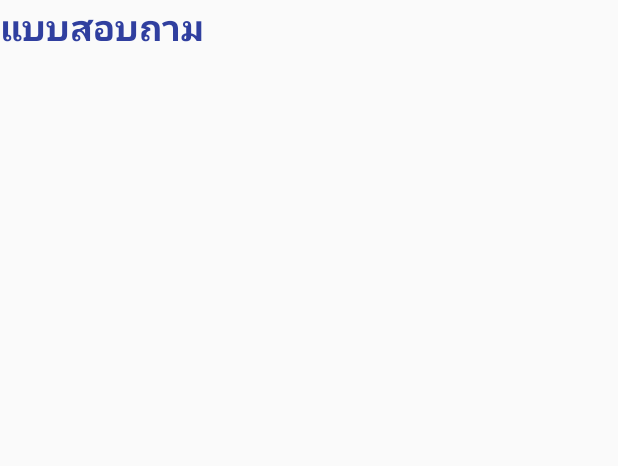
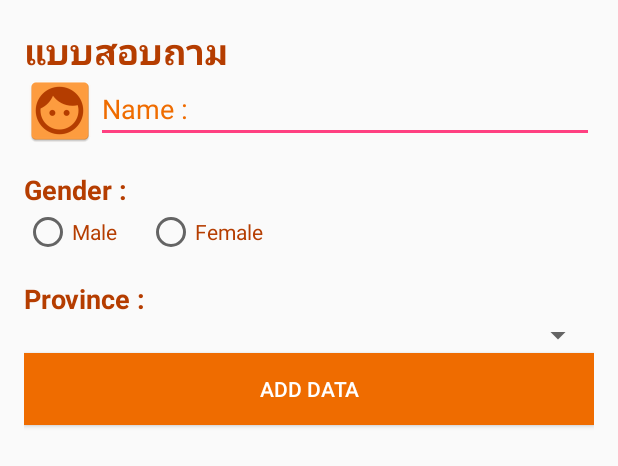
Before and after one commit to masterUNG/EasyForm, an Android app: the layout fragment_main.xml on its own in the app's theme, with its tools: preview values and no code run, on a phone screen of 412 x 824 dp. Shown: the top 466 px of the screen. Run offline under Robolectric (Android 15) with nearby library versions, the phone set to English and light mode, and no system bars.

Commit message:
Design UI Main OK

```diff
--- a/app/src/main/res/layout/fragment_main.xml
+++ b/app/src/main/res/layout/fragment_main.xml
@@ -1,29 +1,94 @@
 <?xml version="1.0" encoding="utf-8"?>
 <LinearLayout xmlns:android="http://schemas.android.com/apk/res/android"
-    android:orientation="vertical" android:layout_width="match_parent"
-    android:layout_height="match_parent">
+    android:layout_width="match_parent"
+    android:layout_height="match_parent"
+    android:padding="@dimen/padding"
+    android:orientation="vertical">
 
     <TextView
+        android:layout_width="wrap_content"
+        android:layout_height="wrap_content"
+        android:text="@string/form"
         android:textColor="@color/colorPrimaryDark"
-        android:textStyle="bold"
         android:textSize="@dimen/h1"
-        android:text="@string/form"
-        android:layout_width="wrap_content"
-        android:layout_height="wrap_content" />
+        android:textStyle="bold" />
 
     <!--Name-->
     <LinearLayout
+        android:layout_width="match_parent"
+        android:layout_height="wrap_content"
+        android:orientation="horizontal">
+
+        <!--Icon-->
+        <ImageView
+            android:layout_width="wrap_content"
+            android:layout_height="wrap_content"
+            android:src="@mipmap/ic_name" />
+
+        <!--Name-->
+        <EditText
+            android:layout_width="match_parent"
+            android:layout_height="wrap_content"
+            android:hint="Name :"
+            android:inputType="text"
+            android:textColor="@color/colorPrimaryDark"
+            android:textColorHint="@color/colorPrimary" />
+
+    </LinearLayout>
+
+    <TextView
+        android:layout_marginTop="@dimen/padding"
+        android:layout_width="wrap_content"
+        android:layout_height="wrap_content"
+        android:text="Gender :"
+        android:textColor="@color/colorPrimaryDark"
+        android:textSize="@dimen/h2"
+        android:textStyle="bold" />
+
+    <RadioGroup
         android:orientation="horizontal"
         android:layout_width="match_parent"
         android:layout_height="wrap_content">
 
-        <!--Icon-->
-        <ImageView
+        <RadioButton
+            android:textColor="@color/colorPrimaryDark"
+            android:text="Male"
             android:layout_width="wrap_content"
             android:layout_height="wrap_content" />
 
-        <!--Name-->
+        <RadioButton
+            android:layout_marginLeft="20dp"
+            android:textColor="@color/colorPrimaryDark"
+            android:text="Female"
+            android:layout_width="wrap_content"
+            android:layout_height="wrap_content" />
 
-    </LinearLayout>
+    </RadioGroup>
+
+    <TextView
+        android:layout_marginTop="@dimen/padding"
+        android:layout_width="wrap_content"
+        android:layout_height="wrap_content"
+        android:text="Province :"
+        android:textColor="@color/colorPrimaryDark"
+        android:textSize="@dimen/h2"
+        android:textStyle="bold" />
+
+    <Spinner
+        android:layout_width="match_parent"
+        android:layout_height="wrap_content"/>
+
+    <Button
+        android:background="@color/colorPrimary"
+        android:textColor="#ffffff"
+        android:text="Add Data"
+        android:layout_width="match_parent"
+        android:layout_height="wrap_content" />
+
+    <ListView
+        android:id="@+id/livName"
+        android:layout_marginTop="@dimen/padding"
+        android:layout_width="match_parent"
+        android:layout_height="match_parent"></ListView>
 
 </LinearLayout>
--- a/app/src/main/res/values/colors.xml
+++ b/app/src/main/res/values/colors.xml
@@ -1,6 +1,6 @@
 <?xml version="1.0" encoding="utf-8"?>
 <resources>
-    <color name="colorPrimary">#3F51B5</color>
-    <color name="colorPrimaryDark">#303F9F</color>
+    <color name="colorPrimary">#ef6c00</color>
+    <color name="colorPrimaryDark">#b53d00</color>
     <color name="colorAccent">#FF4081</color>
 </resources>
--- a/app/src/main/res/values/dimens.xml
+++ b/app/src/main/res/values/dimens.xml
@@ -1,4 +1,6 @@
 <?xml version="1.0" encoding="utf-8"?>
 <resources>
     <dimen name="h1">24sp</dimen>
+    <dimen name="padding">16dp</dimen>
+    <dimen name="h2">18sp</dimen>
 </resources>
```
Also changed, not shown: app/src/main/ic_name-web.png (added), app/src/main/res/mipmap-hdpi/ic_name.png (added), app/src/main/res/mipmap-mdpi/ic_name.png (added), app/src/main/res/mipmap-xhdpi/ic_name.png (added), app/src/main/res/mipmap-xxhdpi/ic_name.png (added), app/src/main/res/mipmap-xxxhdpi/ic_name.png (added).
